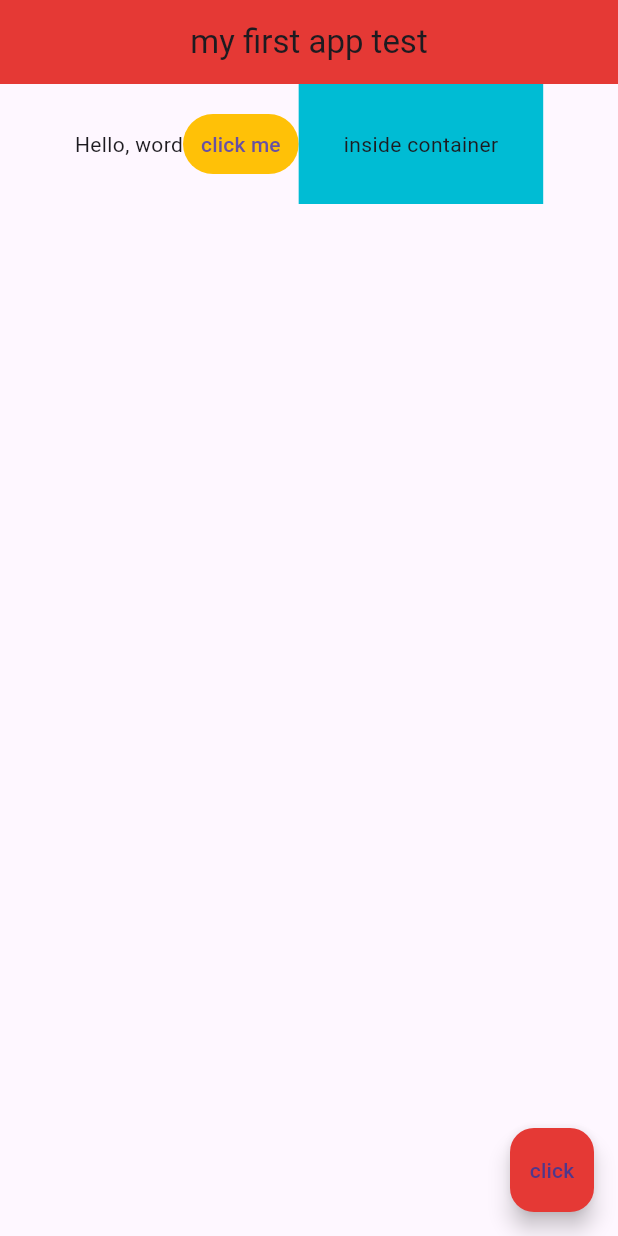
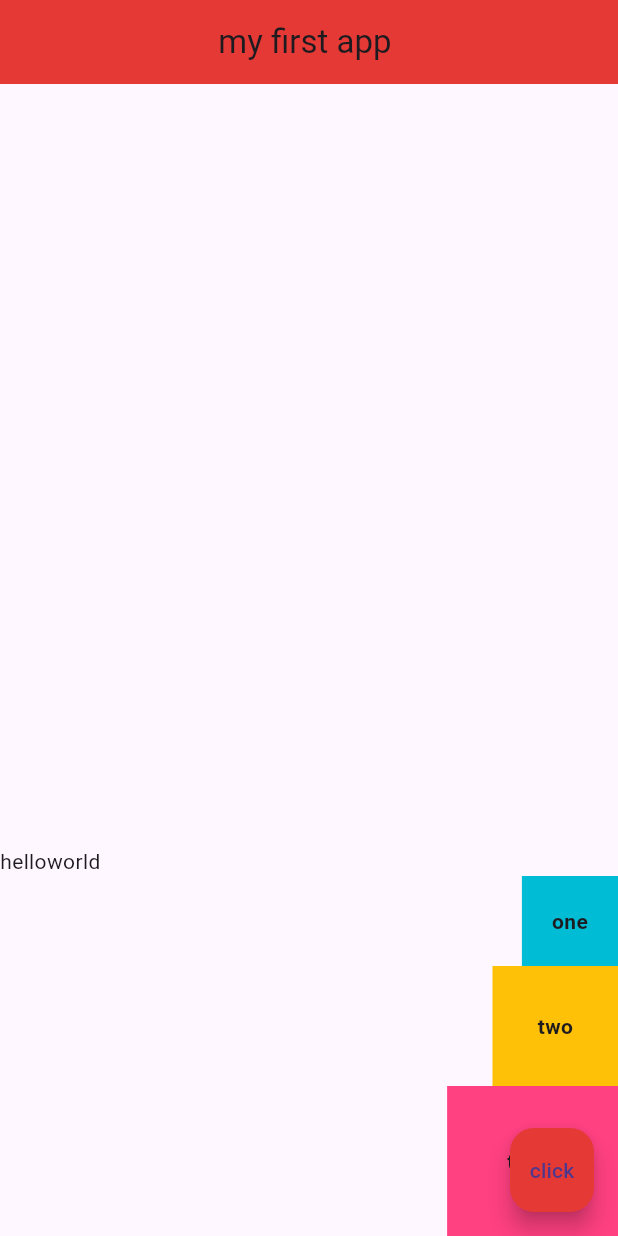
Before and after one commit to paneexiong970-maker/myapp4cs3, a Flutter app: the screen it shows after launch, on a phone screen of 412 x 824 dp. Run offline on Flutter 3.47's test engine with Material 3 defaults, Android fonts, the light colour scheme and no system bars.

Commit message:
Refactor Home widget layout and fix app title

```diff
--- a/lib/main.dart
+++ b/lib/main.dart
@@ -1,7 +1,4 @@
-import 'dart:math';
-
 import 'package:flutter/material.dart';
-import 'package:flutter/rendering.dart';
 
 void main() => runApp(MaterialApp(
   home:Home(),
@@ -13,29 +10,47 @@ class Home extends StatelessWidget {
   Widget build(BuildContext context){
     return  Scaffold(
     appBar:AppBar(
-      title: Text('my first app test'),
+      title: Text('my first app '),
       centerTitle: true,
       backgroundColor: Colors.red[600],
     ),
-    body: Row(
-      mainAxisAlignment:MainAxisAlignment.center,
+    body: Column(
+      mainAxisAlignment: MainAxisAlignment.end,
+      crossAxisAlignment: CrossAxisAlignment.end,
       children: <Widget>[
-        Text('Hello, word'),
-        TextButton(
-          onPressed: (){},
-          style: TextButton.styleFrom(
-            backgroundColor: Colors.amber,
-          ),
-          child: Text('click me'),
+        Row(
+          children: <Widget>[
+            Text('hello'),
+            Text('world'),
+          ]
         ),
         Container(
-          color:Colors.cyan,
+          padding: EdgeInsets.all(20.0),
+          color: Colors.cyan,
+          child: Text(
+            'one',
+            style: TextStyle(fontWeight: FontWeight.bold),
+          ),
+        ),
+        Container(
           padding: EdgeInsets.all(30.0),
-          child: Text('inside container'),
+          color: Colors.amber,
+          child: Text(
+            'two',
+            style: TextStyle(fontWeight: FontWeight.bold),
+          ),
         ),
-
+        Container(
+          padding: EdgeInsets.all(40.0),
+          color: Colors.pinkAccent,
+          child: Text(
+            'three',
+            style: TextStyle(fontWeight: FontWeight.bold),
+          ),
+        ),
       ],
     ),
+
     floatingActionButton: FloatingActionButton(
       onPressed: () {  },
       child: Text('click'),
```
